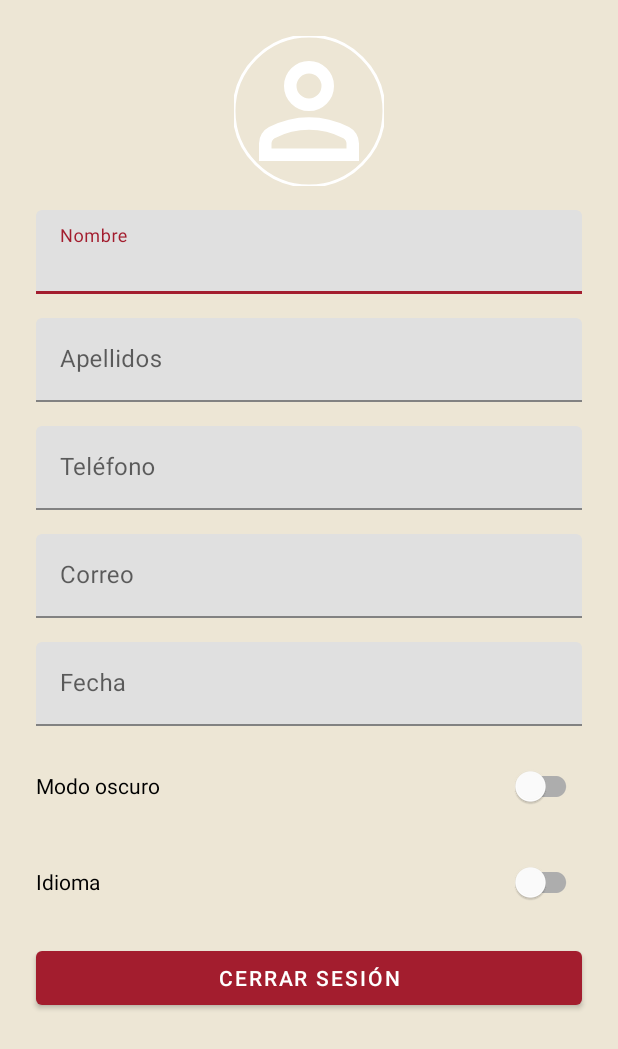
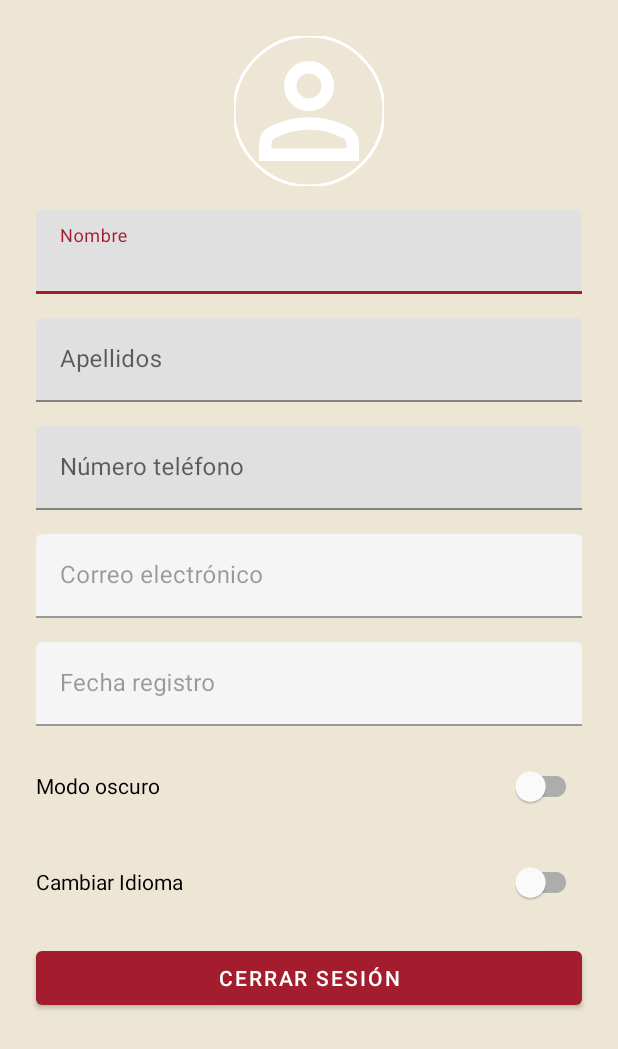
Before and after one commit to miguelfalcon04/FalconFitUser, an Android app: the layout fragment_settings.xml on its own in the app's theme, with its tools: preview values and no code run, on a phone screen of 412 x 824 dp. Shown: the top 1049 px of the screen. Run offline under Robolectric (Android 15) with nearby library versions, the phone set to English and light mode, and no system bars.

```diff
--- a/app/src/main/java/com/example/falconfituser/ui/MainActivity.kt
+++ b/app/src/main/java/com/example/falconfituser/ui/MainActivity.kt
@@ -58,11 +58,6 @@ class MainActivity : AppCompatActivity() {
         }
 
         navController.addOnDestinationChangedListener { controller, destination, _ ->
-            if (navigationManager.shouldNavigateToLogin(destination.id)) {
-                // Redirigir al login
-                controller.navigate(R.id.loginFragment)
-            }
-
             // Ocultar menu segun su ubicaión
             when(destination.id) {
                 R.id.loginFragment, R.id.registerFragment,
--- a/app/src/main/java/com/example/falconfituser/ui/loginAndRegister/RegisterFragment.kt
+++ b/app/src/main/java/com/example/falconfituser/ui/loginAndRegister/RegisterFragment.kt
@@ -54,7 +54,7 @@ class RegisterFragment : Fragment(R.layout.fragment_register) {
                     email = email,
                     registerDate = date
                 )
-                viewModel.registerFirebase(email, password, userToRegister  )
+                viewModel.registerFirebase(email, password, userToRegister)
                 // viewModel.register(userToRegister)
             }
         }
@@ -68,7 +68,7 @@ class RegisterFragment : Fragment(R.layout.fragment_register) {
                 when(registerState){
                     RegisterState.Loading -> {}
                     is RegisterState.Success -> {
-                        findNavController().navigate(R.id.action_registerFragment_to_loginFragment)
+                        findNavController().navigate(R.id.machine)
                     }
                     is RegisterState.Error -> {
                         Toast.makeText(context, getString(R.string.error_average_error), Toast.LENGTH_SHORT).show()
--- a/app/src/main/res/layout/fragment_settings.xml
+++ b/app/src/main/res/layout/fragment_settings.xml
@@ -14,7 +14,7 @@
         android:layout_marginStart="24dp"
         android:layout_marginEnd="24dp"
         android:src="@drawable/ic_profile_placeholder"
-        android:contentDescription="Foto de perfil"
+        android:contentDescription="@string/profile_image"
         app:layout_constraintTop_toTopOf="parent"
         app:layout_constraintStart_toStartOf="parent"
         app:layout_constraintEnd_toEndOf="parent"
@@ -37,7 +37,7 @@
         <com.google.android.material.textfield.TextInputEditText
             android:layout_width="match_parent"
             android:layout_height="wrap_content"
-            android:hint="Nombre"
+            android:hint="@string/name"
             android:inputType="textPersonName" />
     </com.google.android.material.textfield.TextInputLayout>
 
@@ -56,7 +56,7 @@
         <com.google.android.material.textfield.TextInputEditText
             android:layout_width="match_parent"
             android:layout_height="wrap_content"
-            android:hint="Apellidos"
+            android:hint="@string/surname"
             android:inputType="textPersonName" />
     </com.google.android.material.textfield.TextInputLayout>
 
@@ -75,7 +75,7 @@
         <com.google.android.material.textfield.TextInputEditText
             android:layout_width="match_parent"
             android:layout_height="wrap_content"
-            android:hint="Teléfono"
+            android:hint="@string/phone_number"
             android:inputType="phone" />
     </com.google.android.material.textfield.TextInputLayout>
 
@@ -89,12 +89,13 @@
         android:layout_marginEnd="24dp"
         app:layout_constraintTop_toBottomOf="@id/tilPhone"
         app:layout_constraintStart_toStartOf="parent"
-        app:layout_constraintEnd_toEndOf="parent">
+        app:layout_constraintEnd_toEndOf="parent"
+        android:enabled="false">
 
         <com.google.android.material.textfield.TextInputEditText
             android:layout_width="match_parent"
             android:layout_height="wrap_content"
-            android:hint="Correo"
+            android:hint="@string/email"
             android:inputType="textEmailAddress" />
     </com.google.android.material.textfield.TextInputLayout>
 
@@ -108,12 +109,13 @@
         android:layout_marginEnd="24dp"
         app:layout_constraintTop_toBottomOf="@id/tilEmail"
         app:layout_constraintStart_toStartOf="parent"
-        app:layout_constraintEnd_toEndOf="parent">
+        app:layout_constraintEnd_toEndOf="parent"
+        android:enabled="false">
 
         <com.google.android.material.textfield.TextInputEditText
             android:layout_width="match_parent"
             android:layout_height="wrap_content"
-            android:hint="Fecha"
+            android:hint="@string/registration_date"
             android:inputType="date" />
     </com.google.android.material.textfield.TextInputLayout>
 
@@ -128,7 +130,7 @@
         app:layout_constraintTop_toBottomOf="@id/tilDate"
         app:layout_constraintStart_toStartOf="parent"
         app:layout_constraintEnd_toEndOf="parent"
-        android:text="Modo oscuro" />
+        android:text="@string/darkMode" />
 
     <!-- Switch Idioma -->
     <com.google.android.material.switchmaterial.SwitchMaterial
@@ -141,7 +143,7 @@
         app:layout_constraintTop_toBottomOf="@id/switchDarkMode"
         app:layout_constraintStart_toStartOf="parent"
         app:layout_constraintEnd_toEndOf="parent"
-        android:text="Idioma" />
+        android:text="@string/change_language" />
 
     <!-- Botón Cerrar sesión -->
     <com.google.android.material.button.MaterialButton
@@ -155,6 +157,6 @@
         app:layout_constraintTop_toBottomOf="@id/switchLanguage"
         app:layout_constraintStart_toStartOf="parent"
         app:layout_constraintEnd_toEndOf="parent"
-        android:text="Cerrar sesión" />
+        android:text="@string/logout" />
 
 </androidx.constraintlayout.widget.ConstraintLayout>
```
Also changed, not shown: app/src/main/java/com/example/falconfituser/ui/loginAndRegister/LoginRegisterViewModel.kt (+24 -11 lines).
